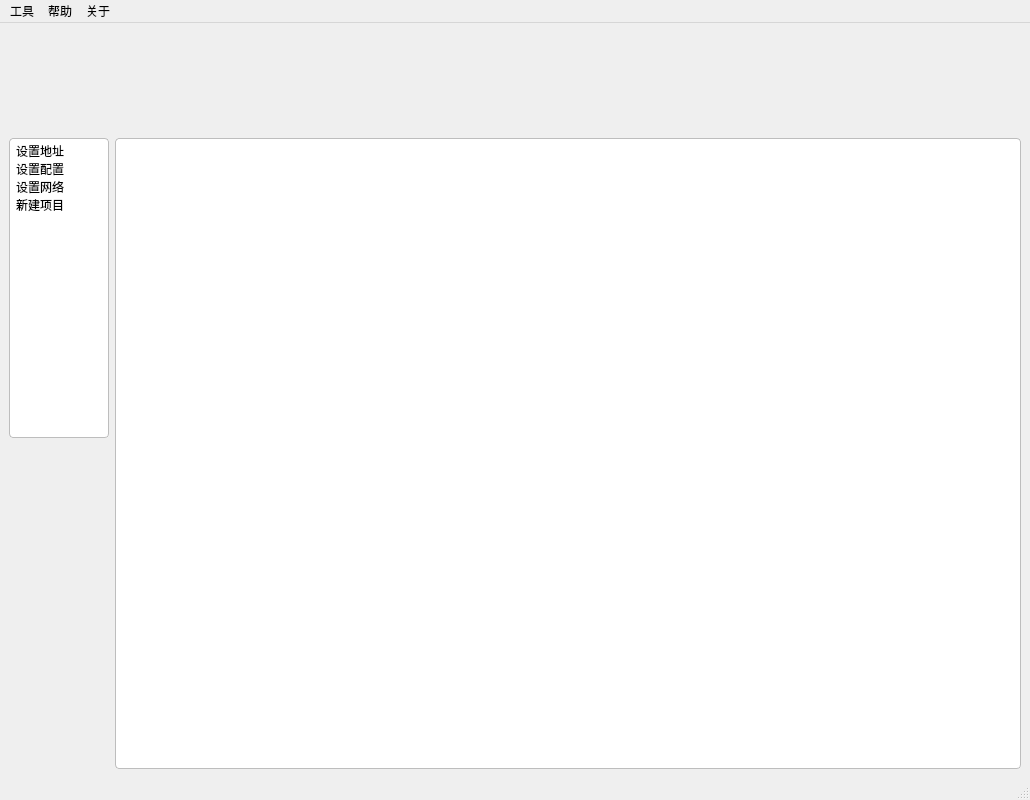
First picture: the form in ConfigTool/mainwindow.ui, repository kepler-444b/AODSN_Config, before the edit.
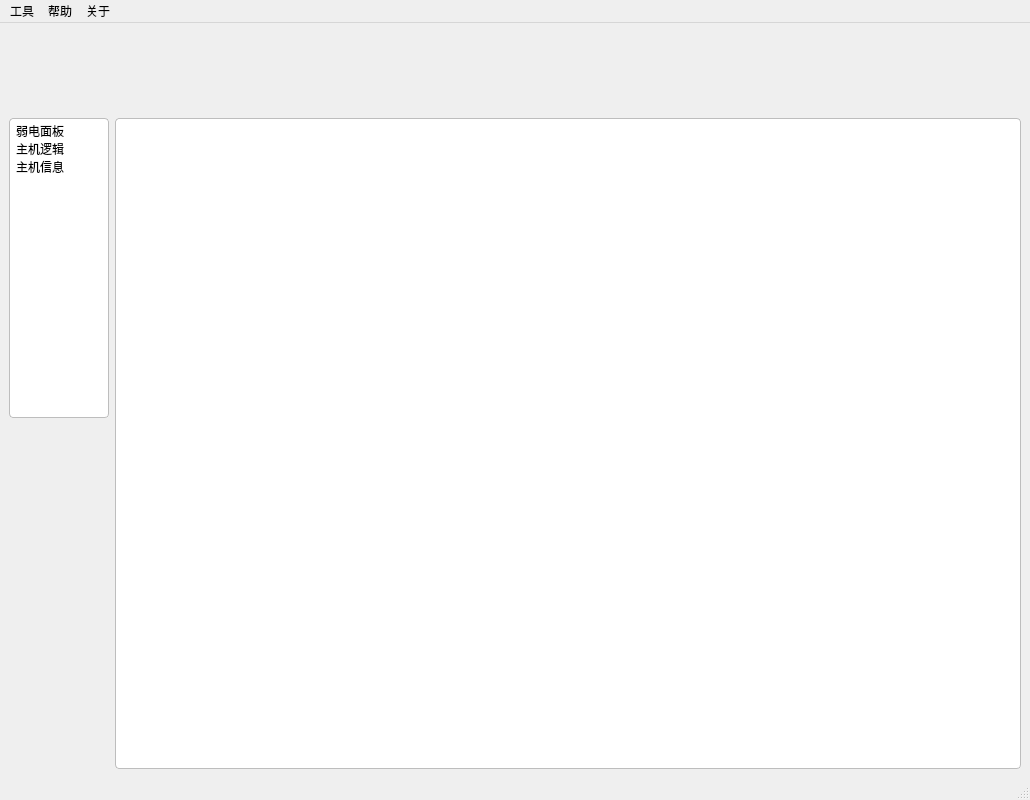
Second picture: the form after the edit.

```diff
--- a/ConfigTool/mainwindow.ui
+++ b/ConfigTool/mainwindow.ui
@@ -47,13 +47,13 @@
       <property name="minimumSize">
        <size>
         <width>200</width>
-        <height>100</height>
+        <height>80</height>
        </size>
       </property>
       <property name="maximumSize">
        <size>
         <width>200</width>
-        <height>100</height>
+        <height>80</height>
        </size>
       </property>
      </widget>
@@ -63,7 +63,7 @@
       <property name="minimumSize">
        <size>
         <width>100</width>
-        <height>300</height>
+        <height>297</height>
        </size>
       </property>
       <property name="maximumSize">
@@ -88,22 +88,17 @@
       </property>
       <item>
        <property name="text">
-        <string>设置地址</string>
+        <string>弱电面板</string>
        </property>
       </item>
       <item>
        <property name="text">
-        <string>设置配置</string>
+        <string>主机逻辑</string>
        </property>
       </item>
       <item>
        <property name="text">
-        <string>设置网络</string>
-       </property>
-      </item>
-      <item>
-       <property name="text">
-        <string>新建项目</string>
+        <string>主机信息</string>
        </property>
       </item>
      </widget>
```
Left out of the diff: 11 changed lines with no effect on the pictures.
